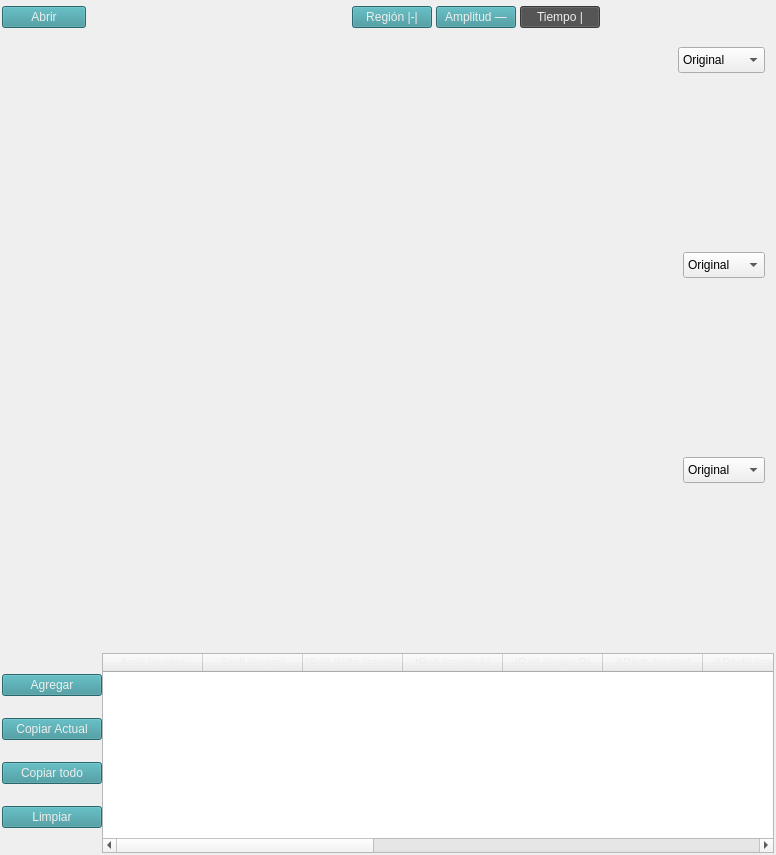
Above: Software/development/Form/graph.ui from Debaq/Fullaxis before the change. Below: the same form after it.
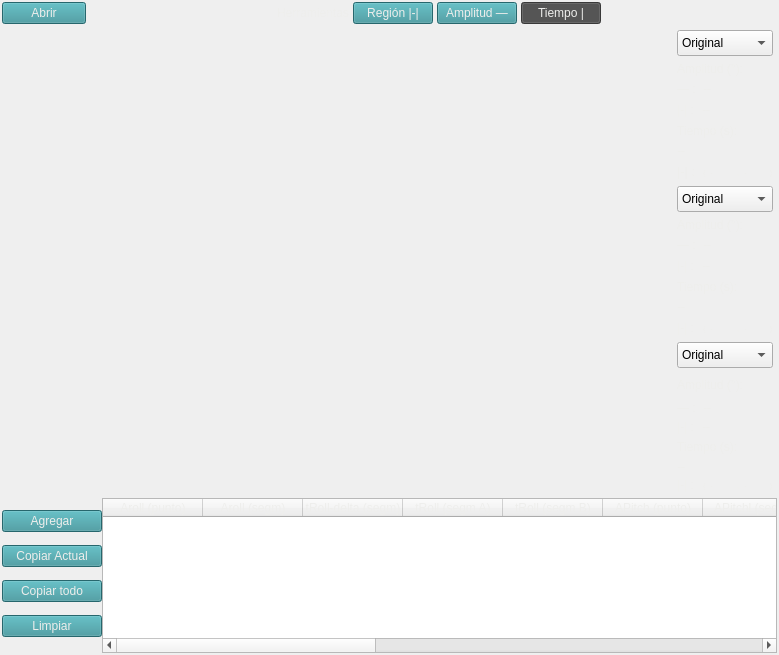
That is the form after the change. Icons and pictures are not drawn.

Commit message: se agregan iconos

Patch:
```diff
--- a/Software/development/Form/graph.ui
+++ b/Software/development/Form/graph.ui
@@ -6,8 +6,8 @@
    <rect>
     <x>0</x>
     <y>0</y>
-    <width>776</width>
-    <height>855</height>
+    <width>779</width>
+    <height>655</height>
    </rect>
   </property>
   <property name="windowTitle">
@@ -239,6 +239,12 @@
       <layout class="QHBoxLayout" name="frame_1">
        <item>
         <widget class="QFrame" name="frame_graph_1">
+         <property name="minimumSize">
+          <size>
+           <width>0</width>
+           <height>150</height>
+          </size>
+         </property>
          <layout class="QVBoxLayout" name="layout_graph_1"/>
         </widget>
        </item>
@@ -263,9 +269,21 @@
           </size>
          </property>
          <layout class="QVBoxLayout" name="layoutInfo_1">
+          <property name="spacing">
+           <number>4</number>
+          </property>
           <property name="leftMargin">
+           <number>0</number>
+          </property>
+          <property name="topMargin">
+           <number>0</number>
+          </property>
+          <property name="rightMargin">
            <number>4</number>
           </property>
+          <property name="bottomMargin">
+           <number>0</number>
+          </property>
           <item>
            <widget class="QComboBox" name="comboBox">
             <property name="minimumSize">
@@ -476,11 +494,17 @@
       <layout class="QHBoxLayout" name="frame_2">
        <item>
         <widget class="QFrame" name="frame_graph_2">
+         <property name="minimumSize">
+          <size>
+           <width>0</width>
+           <height>150</height>
+          </size>
+         </property>
          <layout class="QVBoxLayout" name="layout_graph_2"/>
         </widget>
        </item>
        <item>
-        <widget class="QFrame" name="verticalFrame_2">
+        <widget class="QFrame" name="frameinfo_2">
          <property name="sizePolicy">
           <sizepolicy hsizetype="Fixed" vsizetype="Preferred">
            <horstretch>0</horstretch>
@@ -499,7 +523,22 @@
            <height>16777215</height>
           </size>
          </property>
-         <layout class="QVBoxLayout" name="verticalLayout_2">
+         <layout class="QVBoxLayout" name="layoutInfo_2">
+          <property name="spacing">
+           <number>4</number>
+          </property>
+          <property name="leftMargin">
+           <number>0</number>
+          </property>
+          <property name="topMargin">
+           <number>0</number>
+          </property>
+          <property name="rightMargin">
+           <number>4</number>
+          </property>
+          <property name="bottomMargin">
+           <number>0</number>
+          </property>
           <item>
            <widget class="QComboBox" name="comboBox_2">
             <property name="minimumSize">
@@ -708,6 +747,12 @@
       <layout class="QHBoxLayout" name="frame_3">
        <item>
         <widget class="QFrame" name="frame_graph_3">
+         <property name="minimumSize">
+          <size>
+           <width>0</width>
+           <height>150</height>
+          </size>
+         </property>
          <layout class="QVBoxLayout" name="layout_graph_3"/>
         </widget>
        </item>
@@ -731,7 +776,22 @@
            <height>16777215</height>
           </size>
          </property>
-         <layout class="QVBoxLayout" name="verticalLayout_4">
+         <layout class="QVBoxLayout" name="layoutInfo_3">
+          <property name="spacing">
+           <number>4</number>
+          </property>
+          <property name="leftMargin">
+           <number>0</number>
+          </property>
+          <property name="topMargin">
+           <number>0</number>
+          </property>
+          <property name="rightMargin">
+           <number>4</number>
+          </property>
+          <property name="bottomMargin">
+           <number>0</number>
+          </property>
           <item>
            <widget class="QComboBox" name="comboBox_3">
             <property name="minimumSize">
@@ -754,6 +814,18 @@
           </item>
           <item>
            <widget class="QLabel" name="amp_g3">
+            <property name="sizePolicy">
+             <sizepolicy hsizetype="Preferred" vsizetype="Preferred">
+              <horstretch>0</horstretch>
+              <verstretch>0</verstretch>
+             </sizepolicy>
+            </property>
+            <property name="minimumSize">
+             <size>
+              <width>0</width>
+              <height>25</height>
+             </size>
+            </property>
             <property name="styleSheet">
              <string notr="true"/>
             </property>
@@ -818,6 +890,12 @@
           </item>
           <item>
            <widget class="QLabel" name="tiempo_3">
+            <property name="minimumSize">
+             <size>
+              <width>0</width>
+              <height>18</height>
+             </size>
+            </property>
             <property name="styleSheet">
              <string notr="true"/>
             </property>
```
Left out of the diff: 6 changed lines with no effect on the pictures. The commit also changes 1 other file.
